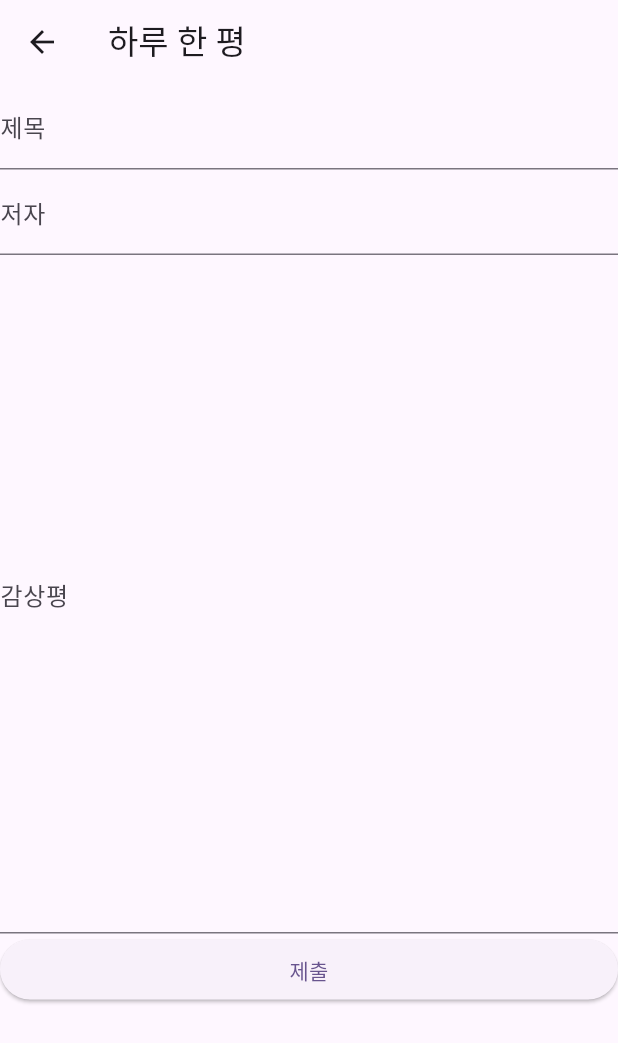
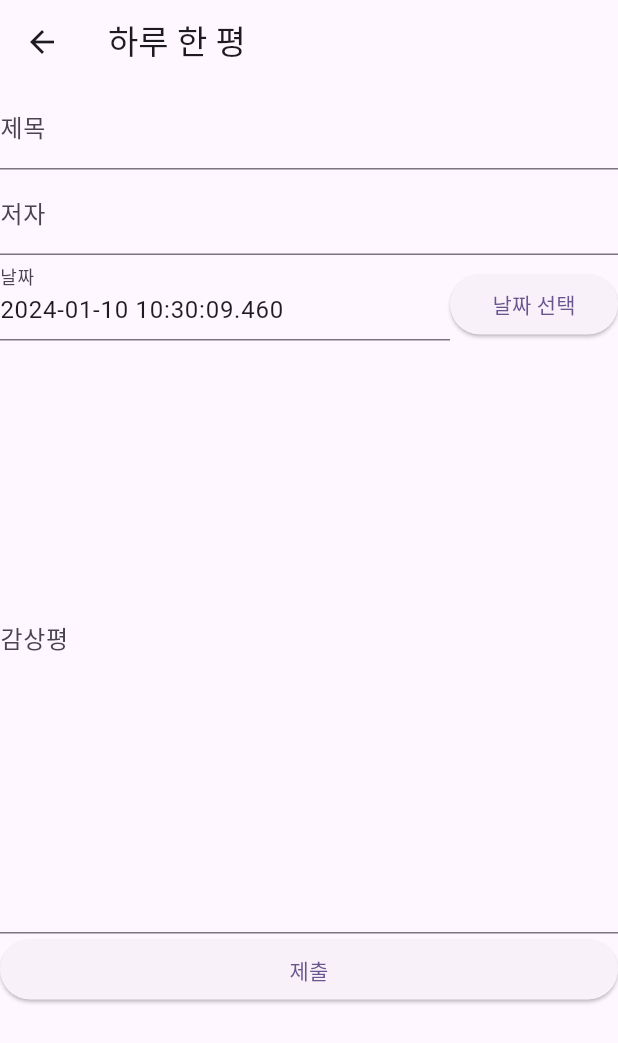
Before and after one commit to kyubhinhan/onedayonesentence, a Flutter app: the ContentForm screen opened directly, on a phone screen of 412 x 824 dp. Shown: the top 1043 px of the screen. Run offline on Flutter 3.47's test engine with Material 3 defaults, Android fonts, the phone set to English and light mode, and no system bars; our stand-ins replace table_calendar.

Commit message:
대충 레이아웃

```diff
--- a/onedayonesentence/lib/form/content_form.dart
+++ b/onedayonesentence/lib/form/content_form.dart
@@ -9,6 +9,18 @@ class ContentForm extends StatefulWidget {
 
 class _ContentFormState extends State<ContentForm> {
   final GlobalKey<FormState> _formKey = GlobalKey<FormState>();
+  String _title = "";
+  String _author = "";
+  DateTime _selectedDate = DateTime.now();
+  String _impresstion = "";
+  final TextEditingController _dateController = TextEditingController();
+
+  @override
+  void initState() {
+    super.initState();
+
+    _dateController.text = _selectedDate.toString();
+  }
 
   @override
   Widget build(BuildContext context) {
@@ -30,6 +42,12 @@ class _ContentFormState extends State<ContentForm> {
                     }
                     return null;
                   },
+                  onChanged: (newValue) => {
+                    setState(() {
+                      _title = newValue;
+                    })
+                  },
+                  autovalidateMode: AutovalidateMode.onUserInteraction,
                 ),
                 TextFormField(
                   decoration: const InputDecoration(
@@ -40,6 +58,32 @@ class _ContentFormState extends State<ContentForm> {
                     }
                     return null;
                   },
+                  onChanged: (newValue) => {
+                    setState(() {
+                      _author = newValue;
+                    })
+                  },
+                  autovalidateMode: AutovalidateMode.onUserInteraction,
+                ),
+                Row(
+                  crossAxisAlignment: CrossAxisAlignment.end,
+                  children: [
+                    SizedBox(
+                      width: 300,
+                      child: TextFormField(
+                        decoration: const InputDecoration(
+                            hintText: '날짜를 선택해주세요', label: Text('날짜')),
+                        readOnly: true,
+                        controller: _dateController,
+                      ),
+                    ),
+                    Expanded(
+                      child: ElevatedButton(
+                        onPressed: () {},
+                        child: const Text('날짜 선택'),
+                      ),
+                    )
+                  ],
                 ),
                 Expanded(
                   child: TextFormField(
@@ -54,6 +98,12 @@ class _ContentFormState extends State<ContentForm> {
                     maxLines: null,
                     minLines: null,
                     expands: true,
+                    onChanged: (newValue) => {
+                      setState(() {
+                        _impresstion = newValue;
+                      })
+                    },
+                    autovalidateMode: AutovalidateMode.onUserInteraction,
                   ),
                 ),
                 ElevatedButton(
```
